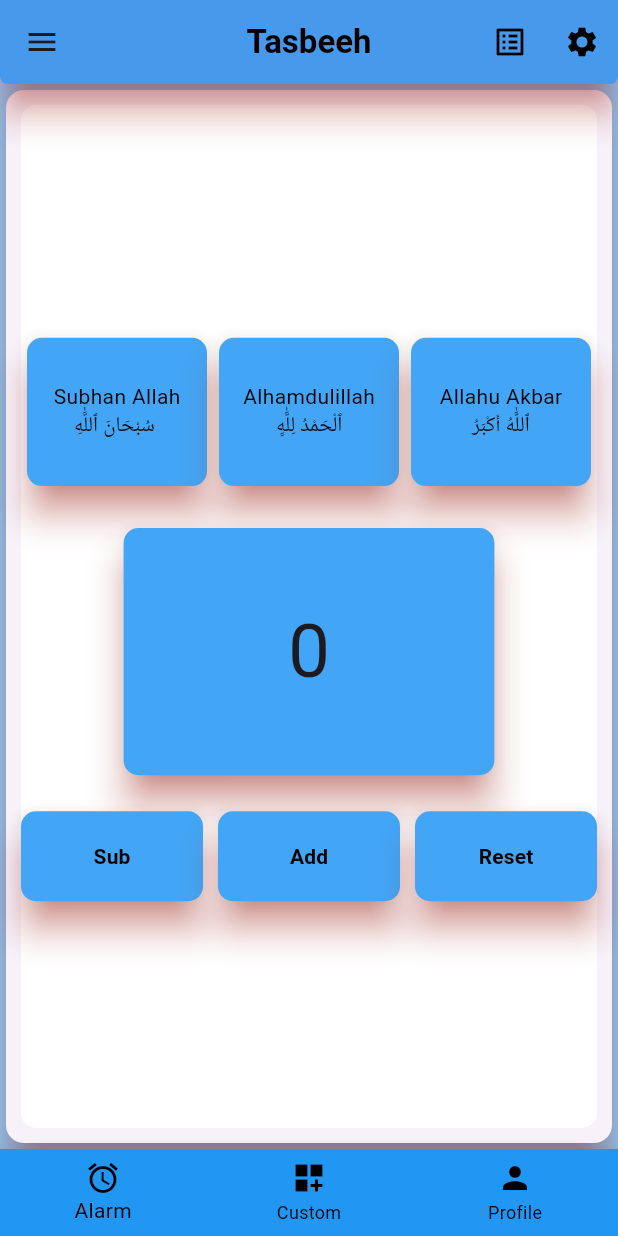
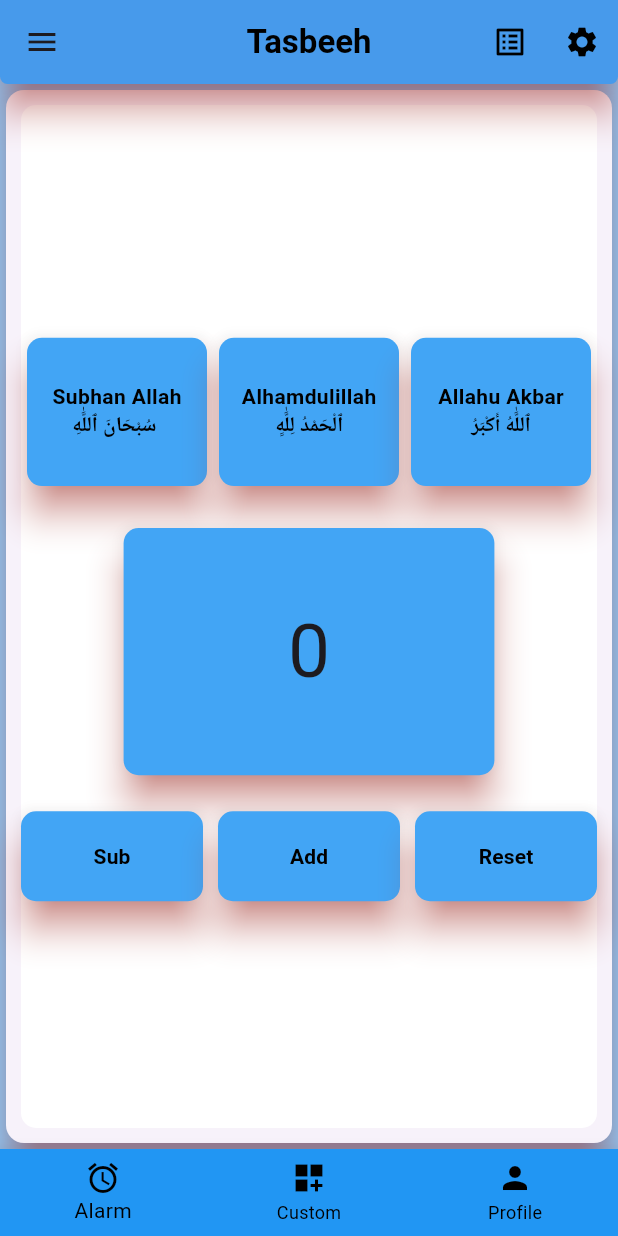
Before and after one commit to sakilkhan649/digital_tasbeeh, a Flutter app: the screen it shows after launch, on a phone screen of 412 x 824 dp. Run offline on Flutter 3.47's test engine with Material 3 defaults, Android fonts, the light colour scheme and no system bars.

Commit message:
Add all project files

```diff
--- a/lib/home_screen.dart
+++ b/lib/home_screen.dart
@@ -178,11 +178,11 @@ class _HomeScreenState extends State<HomeScreen> {
                             children: [
                               Text(
                                 "Subhan Allah",
-                                style: TextStyle(color: Colors.black),
+                                style: TextStyle(color: Colors.black,fontWeight: FontWeight.bold,),
                               ),
                               Text(
                                 "سُبْحَانَ ٱللَّٰهِ ",
-                                style: TextStyle(color: Colors.black),
+                                style: TextStyle(color: Colors.black,fontWeight: FontWeight.bold,),
                               ),
                             ],
                           ),
@@ -205,11 +205,11 @@ class _HomeScreenState extends State<HomeScreen> {
                             children: [
                               Text(
                                 "Alhamdulillah",
-                                style: TextStyle(color: Colors.black),
+                                style: TextStyle(color: Colors.black,fontWeight: FontWeight.bold,),
                               ),
                               Text(
                                 " ٱلْحَمْدُ لِلَّٰهِِ ",
-                                style: TextStyle(color: Colors.black),
+                                style: TextStyle(color: Colors.black,fontWeight: FontWeight.bold,),
                               ),
                             ],
                           ),
@@ -232,11 +232,11 @@ class _HomeScreenState extends State<HomeScreen> {
                             children: [
                               Text(
                                 "Allahu Akbar",
-                                style: TextStyle(color: Colors.black),
+                                style: TextStyle(color: Colors.black,fontWeight: FontWeight.bold,),
                               ),
                               Text(
                                 "ٱللَّٰهُ أَكْبَرُ",
-                                style: TextStyle(color: Colors.black),
+                                style: TextStyle(color: Colors.black,fontWeight: FontWeight.bold,),
                               ),
                             ],
                           ),
@@ -279,18 +279,18 @@ class _HomeScreenState extends State<HomeScreen> {
                         message: "Decrement",
                         child: ElevatedButton(
                           style: ElevatedButton.styleFrom(
-                            backgroundColor: Colors.blue[400], // বোতামের রঙ
-                            foregroundColor: Colors.white, // টেক্সটের রঙ
+                            backgroundColor: Colors.blue[400],
+                            foregroundColor: Colors.white,
                             shape: RoundedRectangleBorder(
                               borderRadius: BorderRadius.circular(
                                 10,
-                              ), // গোলাকার কোণা
+                              ),
                             ),
                             padding: EdgeInsets.symmetric(
                               vertical: 20,
-                            ), // বোতামের সাইজ
+                            ),
                             elevation: 10,
-                            shadowColor: Colors.red, // শ্যাডো
+                            shadowColor: Colors.red,
                           ),
                           onPressed: () {
                             Sub();
@@ -313,18 +313,18 @@ class _HomeScreenState extends State<HomeScreen> {
                         message: "Increment",
                         child: ElevatedButton(
                           style: ElevatedButton.styleFrom(
-                            backgroundColor: Colors.blue[400], // বোতামের রঙ
-                            foregroundColor: Colors.white, // টেক্সটের রঙ
+                            backgroundColor: Colors.blue[400],
+                            foregroundColor: Colors.white,
                             shape: RoundedRectangleBorder(
                               borderRadius: BorderRadius.circular(
                                 10,
-                              ), // গোলাকার কোণা
+                              ),
                             ),
                             padding: EdgeInsets.symmetric(
                               vertical: 20,
-                            ), // বোতামের সাইজ
+                            ),
                             elevation: 10,
-                            shadowColor: Colors.red, // শ্যাডো
+                            shadowColor: Colors.red,
                           ),
                           onPressed: () {
                             Add();
@@ -347,8 +347,8 @@ class _HomeScreenState extends State<HomeScreen> {
                         message: "Reset",
                         child: ElevatedButton(
                           style: ElevatedButton.styleFrom(
-                            backgroundColor: Colors.blue[400], // বোতামের রঙ
-                            foregroundColor: Colors.white, // টেক্সটের রঙ
+                            backgroundColor: Colors.blue[400],
+                            foregroundColor: Colors.white,
                             shape: RoundedRectangleBorder(
                               borderRadius: BorderRadius.circular(
                                 10,
@@ -356,9 +356,9 @@ class _HomeScreenState extends State<HomeScreen> {
                             ),
                             padding: EdgeInsets.symmetric(
                               vertical: 20,
-                            ), // বোতামের সাইজ
+                            ),
                             elevation: 10,
-                            shadowColor: Colors.red, // শ্যাডো
+                            shadowColor: Colors.red,
                           ),
                           onPressed: () {
                             Reset();
```
